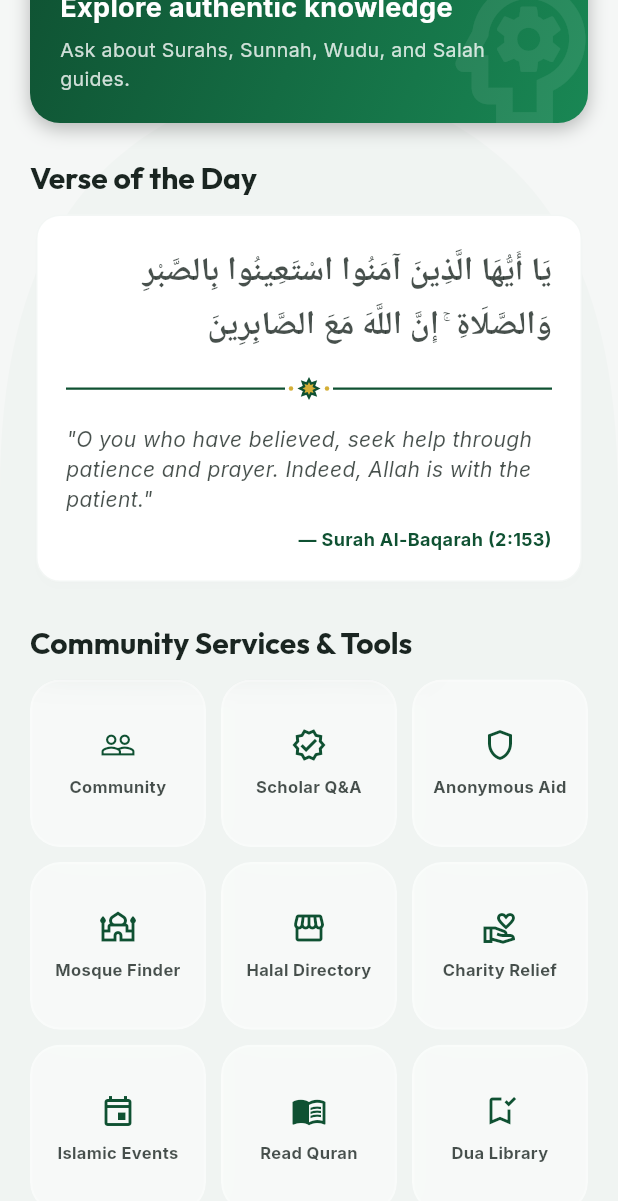
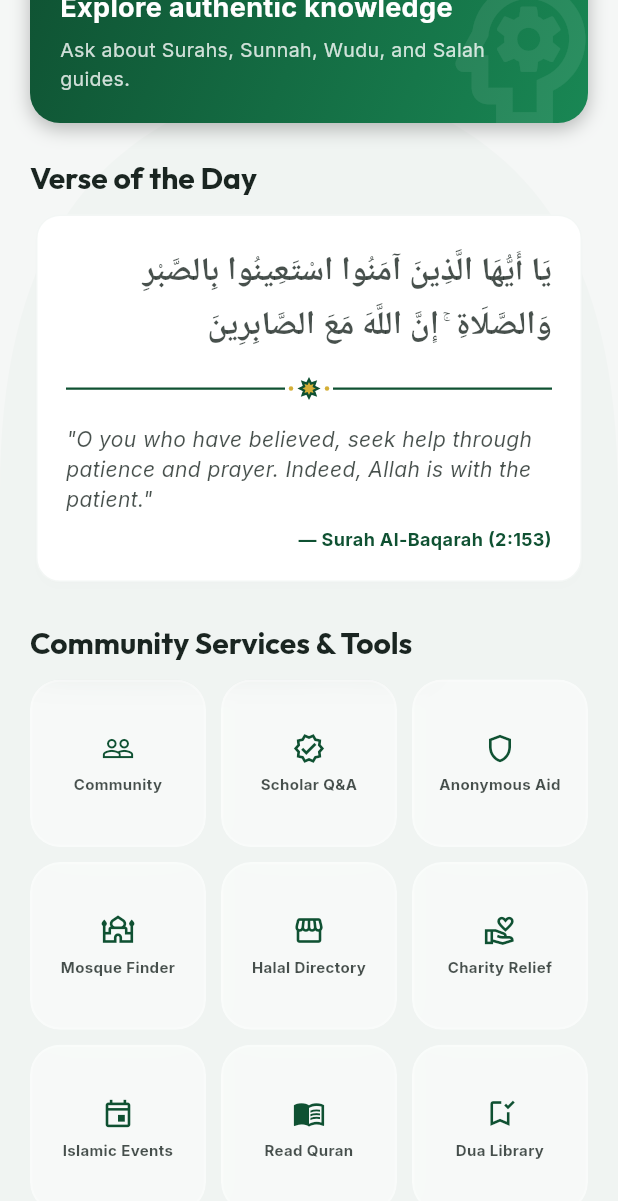
Before and after one commit to f24607100-cloud/ummahconnect, a Flutter app: the HomeScreen screen opened directly, scrolled down 306 dp, on a phone screen of 412 x 824 dp. Shown: the top 1201 px of the screen. Run offline on Flutter 3.47's test engine with Material 3 defaults, Android fonts, the phone set to English and light mode, and no system bars; our stand-ins replace cloud_firestore, firebase_auth, firebase_core, fl_chart, flutter_riverpod, go_router and 3 more; accounts and stored records are empty.

Commit message:
Polish dashboard tools layout and text overflow handling

```diff
--- a/lib/features/dashboard/presentation/home_screen.dart
+++ b/lib/features/dashboard/presentation/home_screen.dart
@@ -440,16 +440,18 @@ class HomeScreen extends ConsumerWidget {
     return GestureDetector(
       onTap: onTap,
       child: GlassCard(
-        padding: const EdgeInsets.symmetric(horizontal: 8, vertical: 12),
+        padding: const EdgeInsets.symmetric(horizontal: 4, vertical: 8),
         child: Column(
           mainAxisAlignment: MainAxisAlignment.center,
           children: [
-            Icon(icon, color: isDark ? AppColors.gold : AppColors.lightPrimary, size: 24),
-            const SizedBox(height: 8),
+            Icon(icon, color: isDark ? AppColors.gold : AppColors.lightPrimary, size: 22),
+            const SizedBox(height: 6),
             Text(
               label,
               textAlign: TextAlign.center,
-              style: const TextStyle(fontSize: 11, fontWeight: FontWeight.bold),
+              maxLines: 2,
+              overflow: TextOverflow.ellipsis,
+              style: const TextStyle(fontSize: 10, fontWeight: FontWeight.bold),
             ),
           ],
         ),
```
